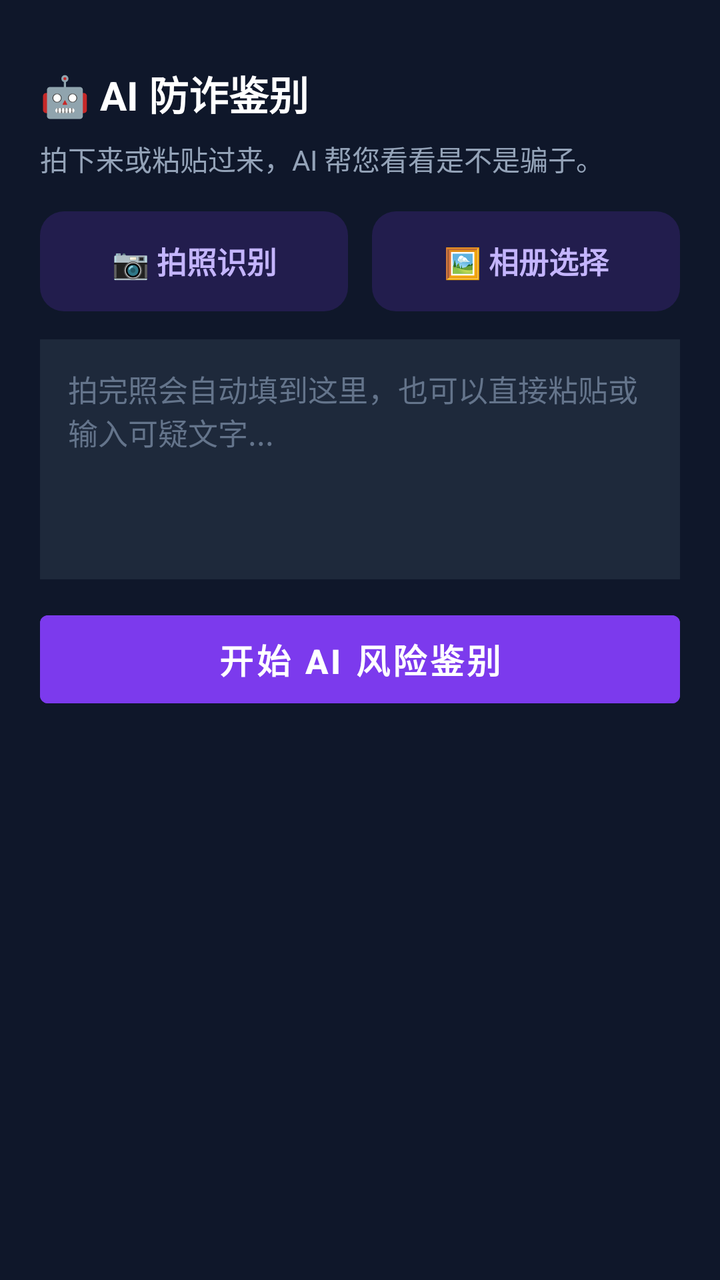
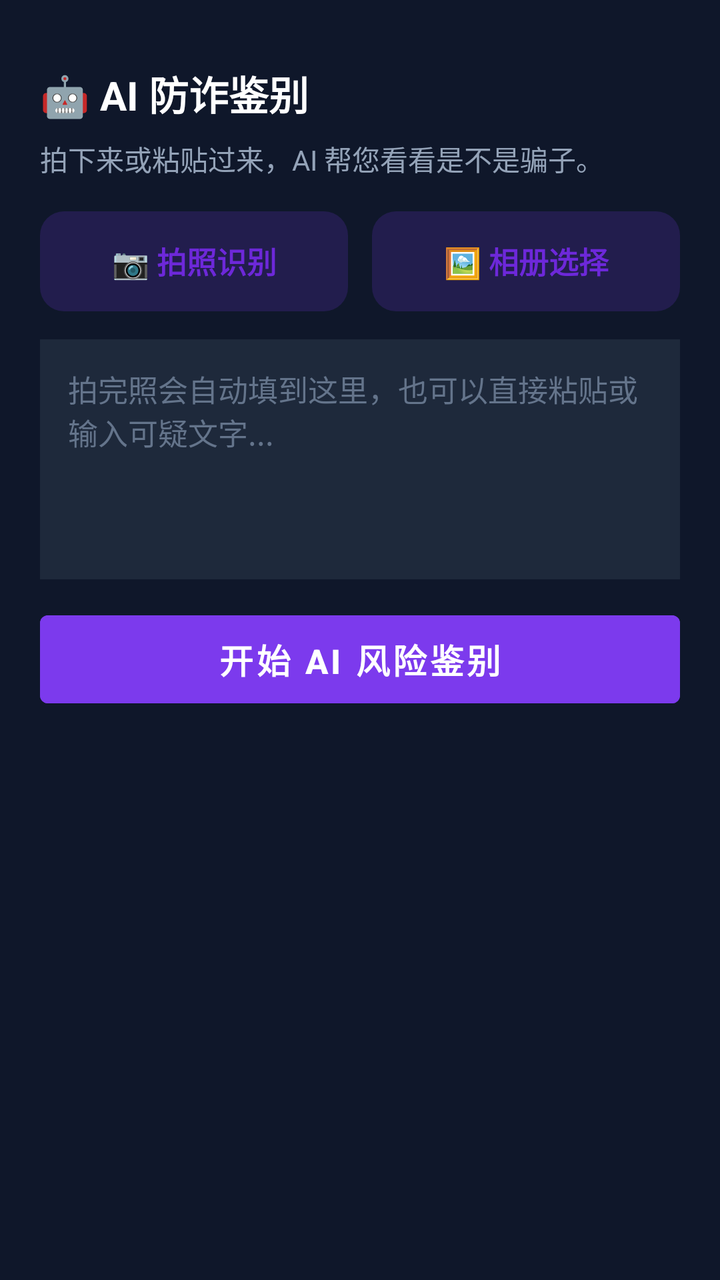

Screens rendered from an Android XML layout before and after an edit, with the pre-edit source and the edit as a unified diff.
<!-- AndroidManifest.xml: application theme Theme.AntiFraudGuard -->
<!-- res/layout/activity_ai_scan.xml -->
<?xml version="1.0" encoding="utf-8"?>
<LinearLayout xmlns:android="http://schemas.android.com/apk/res/android"
    android:layout_width="match_parent"
    android:layout_height="match_parent"
    android:orientation="vertical"
    android:background="?attr/appBg">

    <ScrollView
        android:layout_width="match_parent"
        android:layout_height="match_parent">

        <LinearLayout
            android:layout_width="match_parent"
            android:layout_height="wrap_content"
            android:orientation="vertical"
            android:padding="20dp">

            <TextView
                android:layout_width="wrap_content"
                android:layout_height="wrap_content"
                android:text="🤖 AI 防诈鉴别"
                android:textColor="?attr/appText"
                android:textSize="20sp"
                android:textStyle="bold"
                android:layout_marginTop="12dp" />

            <TextView
                android:layout_width="wrap_content"
                android:layout_height="wrap_content"
                android:text="拍下来或粘贴过来，AI 帮您看看是不是骗子。"
                android:textColor="?attr/appTextDim"
                android:textSize="14sp"
                android:layout_marginTop="8dp" />

            
            <LinearLayout
                android:layout_width="match_parent"
                android:layout_height="wrap_content"
                android:layout_marginTop="16dp"
                android:orientation="horizontal">

                <TextView
                    android:id="@+id/btn_photo"
                    android:layout_width="0dp"
                    android:layout_height="50dp"
                    android:layout_weight="1"
                    android:layout_marginEnd="6dp"
                    android:background="@drawable/bg_btn_tonal_purple"
                    android:gravity="center"
                    android:text="📷 拍照识别"
                    android:textColor="#C4B5FD"
                    android:textSize="15sp"
                    android:textStyle="bold" />

                <TextView
                    android:id="@+id/btn_gallery"
                    android:layout_width="0dp"
                    android:layout_height="50dp"
                    android:layout_weight="1"
                    android:layout_marginStart="6dp"
                    android:background="@drawable/bg_btn_tonal_purple"
                    android:gravity="center"
                    android:text="🖼️ 相册选择"
                    android:textColor="#C4B5FD"
                    android:textSize="15sp"
                    android:textStyle="bold" />
            </LinearLayout>

            <EditText
                android:id="@+id/et_scan_input"
                android:layout_width="match_parent"
                android:layout_height="120dp"
                android:hint="拍完照会自动填到这里，也可以直接粘贴或输入可疑文字..."
                android:textColor="?attr/appText"
                android:textColorHint="#64748B"
                android:background="?attr/appCard"
                android:padding="14dp"
                android:layout_marginTop="14dp"
                android:gravity="top|start"
                android:inputType="textMultiLine"
                android:textSize="15sp" />

            <Button
                android:id="@+id/btn_do_scan"
                android:layout_width="match_parent"
                android:layout_height="56dp"
                android:text="开始 AI 风险鉴别"
                android:textSize="17sp"
                android:backgroundTint="#7C3AED"
                android:textColor="#FFFFFF"
                android:textStyle="bold"
                android:layout_marginTop="12dp" />

            
            <LinearLayout
                android:id="@+id/ll_verdict"
                android:layout_width="match_parent"
                android:layout_height="wrap_content"
                android:orientation="vertical"
                android:padding="16dp"
                android:layout_marginTop="16dp"
                android:visibility="gone">

                <TextView
                    android:id="@+id/tv_verdict_title"
                    android:layout_width="match_parent"
                    android:layout_height="wrap_content"
                    android:textSize="17sp"
                    android:textStyle="bold"
                    android:textColor="#FFFFFF" />

                <TextView
                    android:id="@+id/tv_verdict_detail"
                    android:layout_width="match_parent"
                    android:layout_height="wrap_content"
                    android:layout_marginTop="6dp"
                    android:textSize="13.5sp"
                    android:lineSpacingMultiplier="1.35" />
            </LinearLayout>

            <TextView
                android:id="@+id/tv_scan_result"
                android:layout_width="match_parent"
                android:layout_height="wrap_content"
                android:textColor="?attr/appText"
                android:textSize="14.5sp"
                android:background="?attr/appCard"
                android:padding="14dp"
                android:layout_marginTop="12dp"
                android:layout_marginBottom="24dp"
                android:lineSpacingMultiplier="1.5"
                android:visibility="gone" />

        </LinearLayout>
    </ScrollView>

</LinearLayout>
<!-- resources referenced by this layout -->
<resources>
  <!-- drawable bg_btn_tonal_purple (drawable) -->
  <?xml version="1.0" encoding="utf-8"?>
  <shape xmlns:android="http://schemas.android.com/apk/res/android" android:shape="rectangle">
      <solid android:color="#2E7C3AED" />
      <corners android:radius="12dp" />
  </shape>
  <style name="Theme.AntiFraudGuard" parent="Theme.MaterialComponents.NoActionBar">
          
          <item name="colorPrimary">@color/blue_500</item>
          <item name="colorPrimaryVariant">@color/blue_700</item>
          <item name="colorOnPrimary">@color/white</item>
          
          <item name="colorSecondary">@color/emerald_500</item>
          <item name="colorSecondaryVariant">@color/emerald_700</item>
          <item name="colorOnSecondary">@color/white</item>
  
          <item name="appBg">#0F172A</item>
          <item name="appCard">#1E293B</item>
          <item name="appCardAlt">#26314A</item>
          <item name="appText">#FFFFFF</item>
          <item name="appTextDim">#94A3B8</item>
          <item name="appDivider">#334155</item>
          <item name="appInputBg">#26314A</item>
          <item name="appInputText">#FFFFFF</item>
  
          
          <item name="appDangerBgSoft">#3F1A1E</item>
          <item name="appWarnBgSoft">#3A2E12</item>
          <item name="appWarnTextStrong">#FCD34D</item>
          <item name="appWarnTextDim">#D4B36A</item>
          <item name="appDangerTextStrong">#FCA5A5</item>
          <item name="appDangerTextDim">#DCA9A9</item>
  
          
          <item name="android:statusBarColor">#0F172A</item>
          <item name="android:windowBackground">#0F172A</item>
          <item name="android:navigationBarColor">#0F172A</item>
      </style>
  <color name="blue_500">#3B82F6</color>
  <color name="blue_700">#1D4ED8</color>
  <color name="white">#FFFFFFFF</color>
  <color name="emerald_500">#10B981</color>
  <color name="emerald_700">#047857</color>
</resources>

<!-- the commit's change to res/layout/activity_ai_scan.xml (unified diff, before → after) -->
@@ -48,7 +48,7 @@
                     android:background="@drawable/bg_btn_tonal_purple"
                     android:gravity="center"
                     android:text="📷 拍照识别"
-                    android:textColor="#C4B5FD"
+                    android:textColor="@color/c_accent_purple"
                     android:textSize="15sp"
                     android:textStyle="bold" />
 
@@ -61,7 +61,7 @@
                     android:background="@drawable/bg_btn_tonal_purple"
                     android:gravity="center"
                     android:text="🖼️ 相册选择"
-                    android:textColor="#C4B5FD"
+                    android:textColor="@color/c_accent_purple"
                     android:textSize="15sp"
                     android:textStyle="bold" />
             </LinearLayout>
